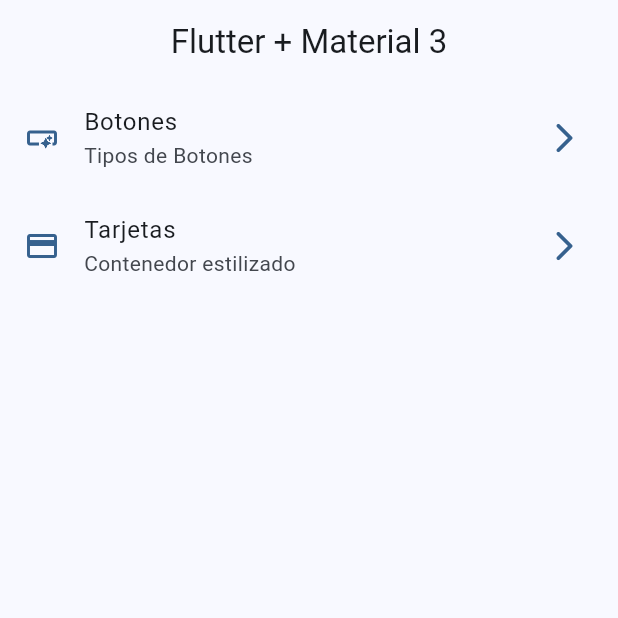
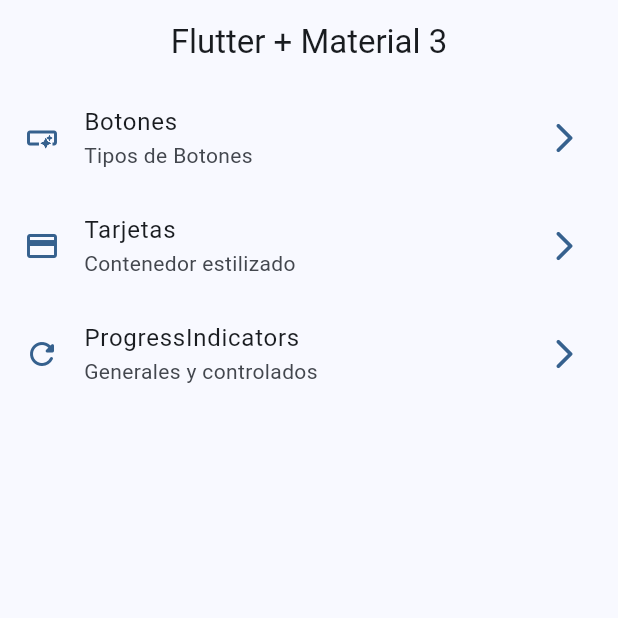
Before and after one commit to galaxymaple/flutter-widgets-app, a Flutter app: the screen it shows after launch, on a phone screen of 412 x 824 dp, the top half of it. Run offline on Flutter 3.47's test engine with Material 2 defaults, Android fonts, the phone set to English and light mode, and no system bars; our stand-ins replace go_router.

Commit message:
Progress indicators terminado

```diff
--- a/lib/config/menu/menu_items.dart
+++ b/lib/config/menu/menu_items.dart
@@ -23,10 +23,16 @@ const appMenuItems = <MenuItem>[
     link: '/buttons',
     icon: Icons.smart_button_outlined
   ),
-    MenuItem(
+  MenuItem(
     title: 'Tarjetas',
     subTitle: 'Contenedor estilizado',
     link: '/cards',
     icon: Icons.credit_card
   ),
+  MenuItem(
+    title: 'ProgressIndicators',
+    subTitle: 'Generales y controlados',
+    link: '/progress',
+    icon: Icons.refresh_rounded
+  ),
 ];
--- a/lib/config/router/app_router.dart
+++ b/lib/config/router/app_router.dart
@@ -20,5 +20,10 @@ final appRouter = GoRouter(
       name: CardsScreen.name,
       builder: (context, state) => const CardsScreen(),
     ),
+    GoRoute(
+      path: '/progress',
+      name: ProgressScreen.name,
+      builder: (context, state) => const ProgressScreen(),
+    ),
   ],
 );
```
Also changed, not shown: lib/presentation/screens/progress/progress_screen.dart (+65 -1 lines).
